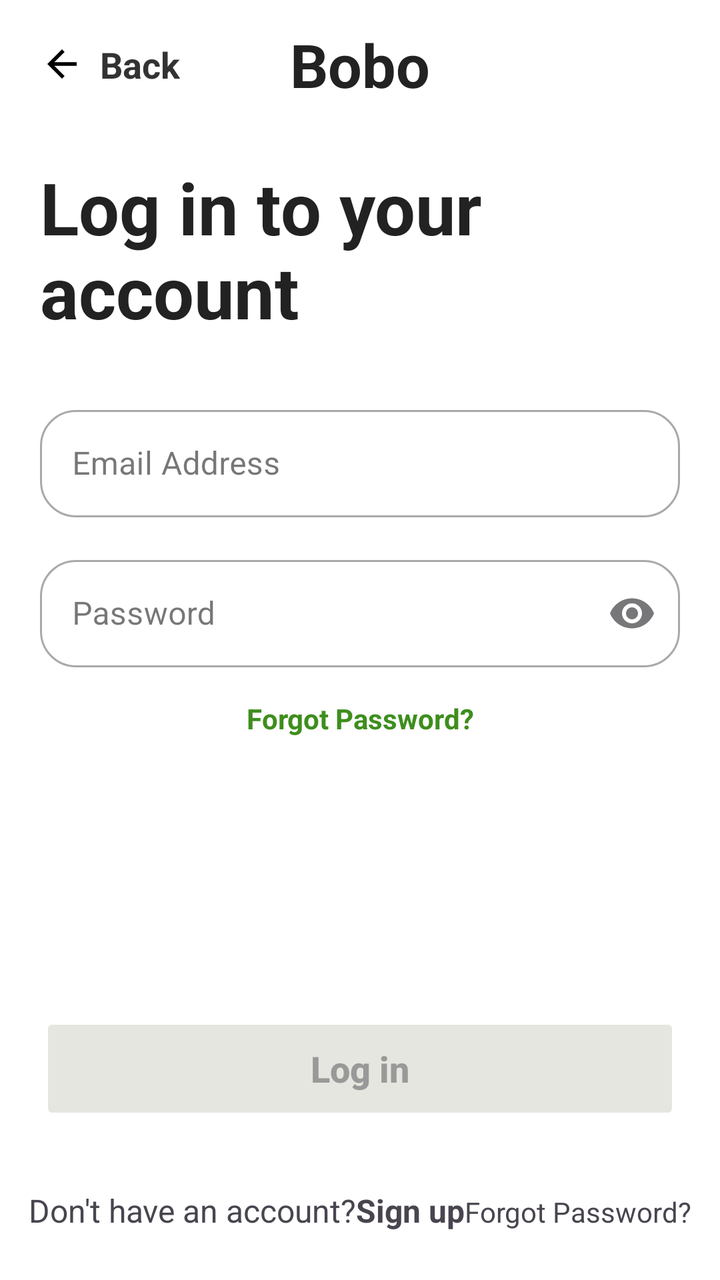
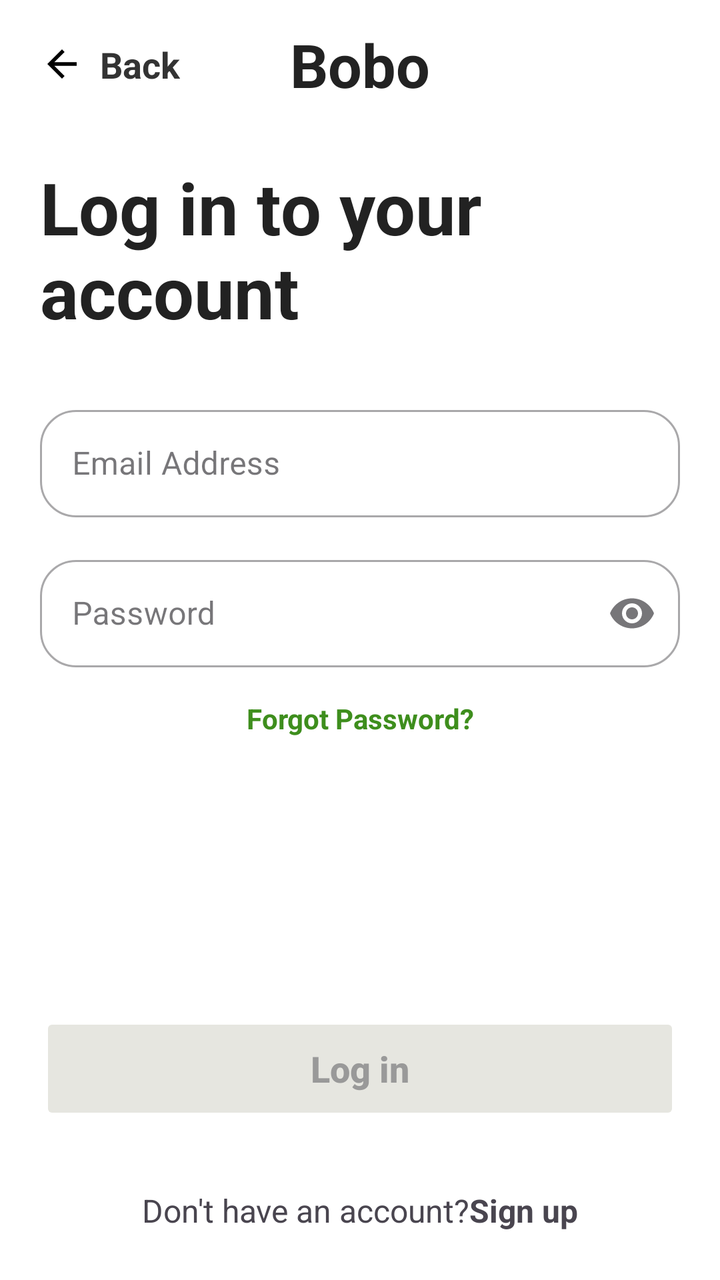

Screens rendered from an Android XML layout before and after an edit, with the pre-edit source and the edit as a unified diff.
<!-- AndroidManifest.xml: application theme Theme.Food_design -->
<!-- res/layout/login_activity.xml -->
<?xml version="1.0" encoding="utf-8"?>
<androidx.constraintlayout.widget.ConstraintLayout
    xmlns:android="http://schemas.android.com/apk/res/android"
    xmlns:app="http://schemas.android.com/apk/res-auto"
    android:layout_width="match_parent"
    android:layout_height="match_parent"
    android:background="#FFFFFF">

    

    <LinearLayout
        android:id="@+id/layoutBack"
        android:layout_width="wrap_content"
        android:layout_height="wrap_content"
        android:layout_marginStart="20dp"
        android:layout_marginTop="20dp"
        android:gravity="center_vertical"
        android:orientation="horizontal"
        app:layout_constraintStart_toStartOf="parent"
        app:layout_constraintTop_toTopOf="parent">

        <ImageView
            android:layout_width="22dp"
            android:layout_height="22dp"
            android:src="@drawable/ic_back"/>

        <TextView
            android:layout_width="wrap_content"
            android:layout_height="wrap_content"
            android:layout_marginStart="8dp"
            android:text="Back"
            android:textColor="#333333"
            android:textSize="18sp"
            android:textStyle="bold"/>

    </LinearLayout>

    

    <TextView
        android:id="@+id/txtLogo"
        android:layout_width="wrap_content"
        android:layout_height="wrap_content"
        android:text="Bobo"
        android:textColor="#222222"
        android:textSize="30sp"
        android:textStyle="bold"
        app:layout_constraintTop_toTopOf="@id/layoutBack"
        app:layout_constraintBottom_toBottomOf="@id/layoutBack"
        app:layout_constraintStart_toStartOf="parent"
        app:layout_constraintEnd_toEndOf="parent"/>

    

    <TextView
        android:id="@+id/txtHeading"
        android:layout_width="0dp"
        android:layout_height="wrap_content"
        android:layout_marginStart="20dp"
        android:layout_marginTop="35dp"
        android:layout_marginEnd="20dp"
        android:text="Log in to your&#10;account"
        android:textColor="#222222"
        android:textSize="36sp"
        android:textStyle="bold"
        app:layout_constraintTop_toBottomOf="@id/layoutBack"
        app:layout_constraintStart_toStartOf="parent"
        app:layout_constraintEnd_toEndOf="parent"/>

    

    <com.google.android.material.textfield.TextInputLayout
        android:id="@+id/emailLayout"
        style="@style/Widget.MaterialComponents.TextInputLayout.OutlinedBox"
        android:layout_width="0dp"
        android:layout_height="wrap_content"
        android:layout_marginStart="20dp"
        android:layout_marginTop="30dp"
        android:layout_marginEnd="20dp"
        app:boxCornerRadiusBottomEnd="18dp"
        app:boxCornerRadiusBottomStart="18dp"
        app:boxCornerRadiusTopEnd="18dp"
        app:boxCornerRadiusTopStart="18dp"
        app:layout_constraintTop_toBottomOf="@id/txtHeading"
        app:layout_constraintStart_toStartOf="parent"
        app:layout_constraintEnd_toEndOf="parent">

        <com.google.android.material.textfield.TextInputEditText
            android:id="@+id/etEmail"
            android:layout_width="match_parent"
            android:layout_height="wrap_content"
            android:hint="@string/email_address"
            android:padding="16dp"/>

    </com.google.android.material.textfield.TextInputLayout>

    

    <com.google.android.material.textfield.TextInputLayout
        android:id="@+id/passwordLayout"
        style="@style/Widget.MaterialComponents.TextInputLayout.OutlinedBox"
        android:layout_width="0dp"
        android:layout_height="wrap_content"
        android:layout_marginStart="20dp"
        android:layout_marginTop="16dp"
        android:layout_marginEnd="20dp"
        app:endIconMode="password_toggle"
        app:boxCornerRadiusBottomEnd="18dp"
        app:boxCornerRadiusBottomStart="18dp"
        app:boxCornerRadiusTopEnd="18dp"
        app:boxCornerRadiusTopStart="18dp"
        app:layout_constraintTop_toBottomOf="@id/emailLayout"
        app:layout_constraintStart_toStartOf="parent"
        app:layout_constraintEnd_toEndOf="parent">

        <com.google.android.material.textfield.TextInputEditText
            android:id="@+id/etPassword"
            android:layout_width="match_parent"
            android:layout_height="wrap_content"
            android:hint="@string/password"
            android:inputType="textPassword"
            android:padding="16dp"/>

    </com.google.android.material.textfield.TextInputLayout>

    

    <TextView
        android:id="@+id/txtForgot"
        android:layout_width="wrap_content"
        android:layout_height="wrap_content"
        android:text="@string/forgot_password"
        android:textColor="#3E8E1D"
        android:textStyle="bold"
        android:layout_marginTop="16dp"
        app:layout_constraintTop_toBottomOf="@id/passwordLayout"
        app:layout_constraintStart_toStartOf="parent"
        app:layout_constraintEnd_toEndOf="parent"/>

    

    

    <Button
        android:id="@+id/btnLogin"
        android:layout_width="0dp"
        android:layout_height="56dp"
        android:layout_marginStart="20dp"
        android:layout_marginEnd="20dp"
        android:layout_marginBottom="32dp"
        android:backgroundTint="#E6E6E0"
        android:enabled="false"
        android:text="@string/log_in"
        android:textAllCaps="false"
        android:textColor="#999999"
        android:textSize="18sp"
        android:textStyle="bold"
        app:cornerRadius="16dp"
        app:layout_constraintBottom_toTopOf="@id/layoutBottom"
        app:layout_constraintEnd_toEndOf="parent"
        app:layout_constraintHorizontal_bias="0.0"
        app:layout_constraintStart_toStartOf="parent" />

    <LinearLayout
        android:id="@+id/layoutBottom"
        android:layout_width="wrap_content"
        android:layout_height="wrap_content"
        android:orientation="horizontal"
        android:layout_marginBottom="24dp"
        app:layout_constraintBottom_toBottomOf="parent"
        app:layout_constraintStart_toStartOf="parent"
        app:layout_constraintEnd_toEndOf="parent">

        <TextView
            android:layout_width="wrap_content"
            android:layout_height="wrap_content"
            android:text="@string/don_t_have_an_account"
            android:textSize="16sp"/>

        <TextView
            android:id="@+id/btnSignUp"
            android:layout_width="wrap_content"
            android:layout_height="wrap_content"
            android:text="@string/sign_up"
            android:textStyle="bold"
            android:textSize="16sp"/>

        <TextView
            android:layout_width="wrap_content"
            android:layout_height="wrap_content"
            android:text="@string/forgot_password"
            />

    </LinearLayout>



    <ProgressBar
        android:id="@+id/progressBar"
        android:layout_width="wrap_content"
        android:layout_height="wrap_content"
        android:visibility="gone"
        app:layout_constraintBottom_toBottomOf="parent"
        app:layout_constraintEnd_toEndOf="parent"
        app:layout_constraintStart_toStartOf="parent"
        app:layout_constraintTop_toTopOf="parent" />

</androidx.constraintlayout.widget.ConstraintLayout>
<!-- resources referenced by this layout -->
<resources>
  <!-- drawable ic_back (drawable) -->
  <?xml version="1.0" encoding="utf-8"?>
  <vector xmlns:android="http://schemas.android.com/apk/res/android"
      android:width="24dp"
      android:height="24dp"
      android:viewportWidth="24"
      android:viewportHeight="24">
      <path
          android:fillColor="#000000"
          android:pathData="M20,11H7.83l5.59,-5.59L12,4l-8,8l8,8l1.41,-1.41L7.83,13H20v-2z" />
  </vector>
  <string name="don_t_have_an_account">Don\'t have an account?</string>
  <string name="email_address">Email Address</string>
  <string name="forgot_password">Forgot Password?</string>
  <string name="log_in">Log in</string>
  <string name="password">Password</string>
  <string name="sign_up">Sign up</string>
  <style name="Theme.Food_design" parent="Base.Theme.Food_design" />
  <style name="Base.Theme.Food_design" parent="Theme.Material3.DayNight.NoActionBar">
          
          
      </style>
</resources>

<!-- the commit's change to res/layout/login_activity.xml (unified diff, before → after) -->
@@ -185,11 +185,7 @@
             android:textStyle="bold"
             android:textSize="16sp"/>
 
-        <TextView
-            android:layout_width="wrap_content"
-            android:layout_height="wrap_content"
-            android:text="@string/forgot_password"
-            />
+
 
     </LinearLayout>
 
